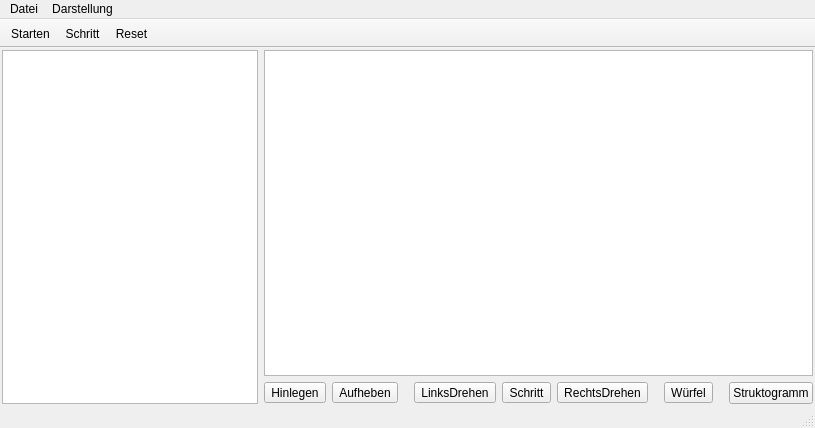
Vogtinator/RobotSteve, file RobotSteve/mainwindow.ui: the form before one commit.
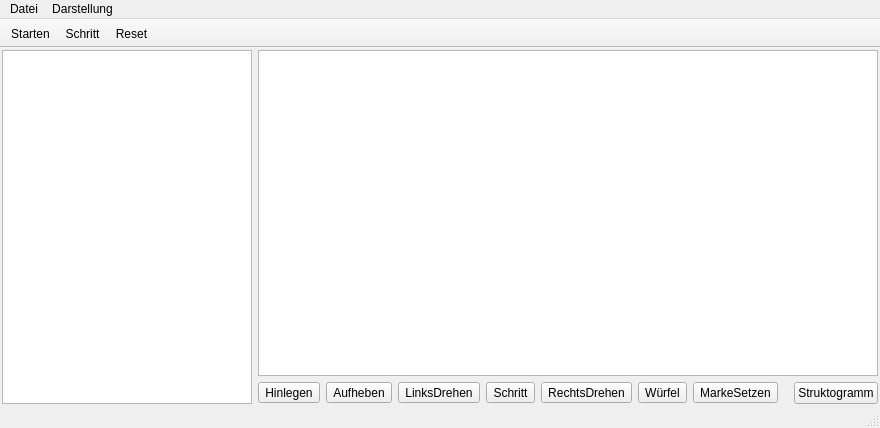
The form after the commit. Icons and pictures are not drawn.

Commit message: World::loadXmlStream und manuell Marken setzen

Patch:
```diff
--- a/RobotSteve/mainwindow.ui
+++ b/RobotSteve/mainwindow.ui
@@ -165,6 +165,17 @@
             </property>
            </widget>
           </item>
+          <item>
+           <widget class="QToolButton" name="buttonMark">
+            <property name="text">
+             <string>MarkeSetzen</string>
+            </property>
+            <property name="icon">
+             <iconset resource="resources.qrc">
+              <normaloff>:/buttons/mark.png</normaloff>:/buttons/mark.png</iconset>
+            </property>
+           </widget>
+          </item>
           <item>
            <spacer name="horizontalSpacer_3">
             <property name="orientation">
```
The commit also changes 7 other files.
